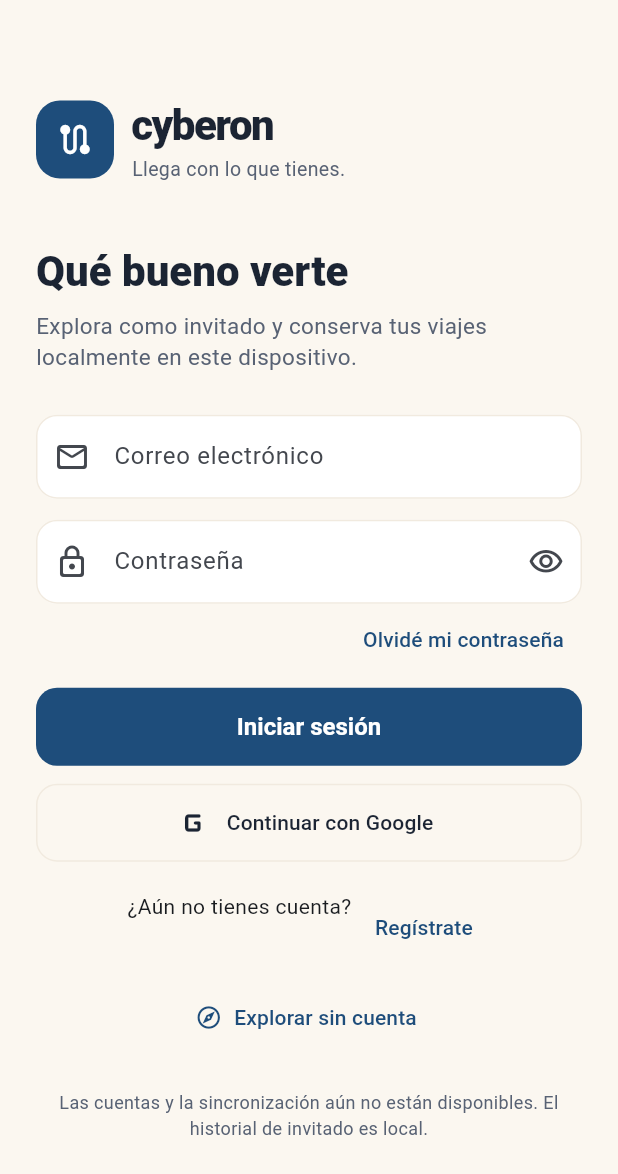
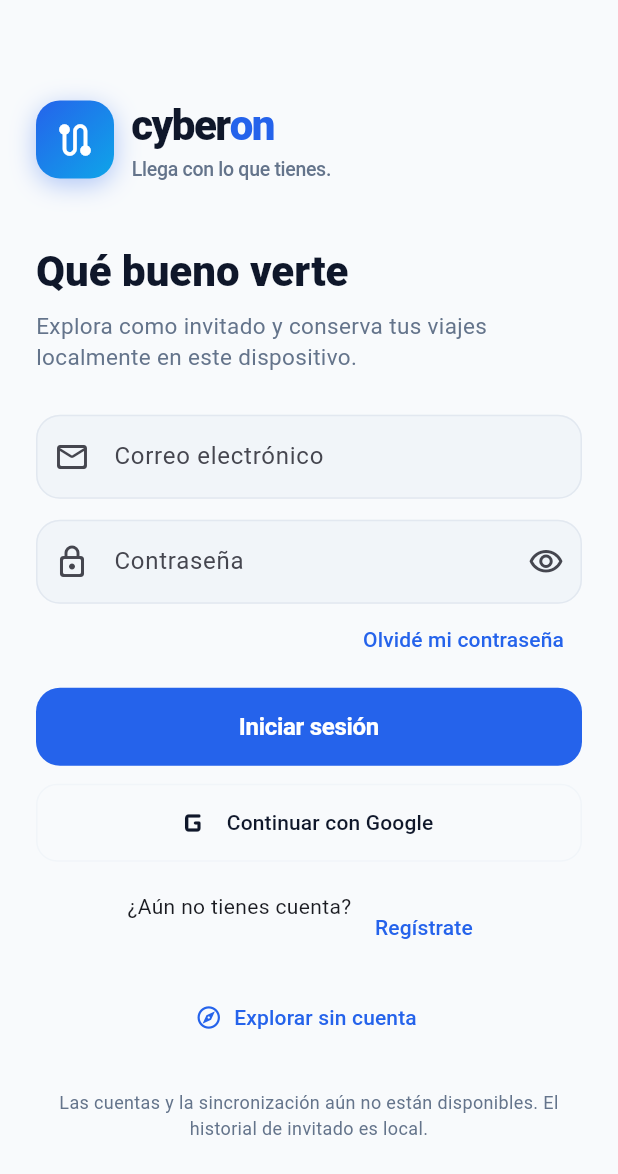
Before and after one commit to Cris-17-21/CyberBros, a Flutter app: the screen it shows after launch, on a phone screen of 412 x 824 dp. Shown: the top 1174 px of the screen. Run offline on Flutter 3.47's test engine with Material 3 defaults, Android fonts, the phone set to English and light mode, and no system bars; our stand-ins replace flutter_map, geolocator, latlong2, shared_preferences, web; missing offline and left inert: dart:js_interop.

Commit message:
feat: overhaul visual design with modern tech palette, typography, animations and connection pooling

```diff
--- a/app/cyber_bros/lib/core/theme/app_theme.dart
+++ b/app/cyber_bros/lib/core/theme/app_theme.dart
@@ -9,49 +9,99 @@ ThemeData buildCyberonTheme() {
     primary: Palette.primary,
     secondary: Palette.accent,
     surface: Palette.surface,
-    error: const Color(0xFFB3261E),
+    error: const Color(0xFFEF4444),
   );
 
   return ThemeData(
     useMaterial3: true,
     colorScheme: scheme,
     scaffoldBackgroundColor: Palette.background,
+    splashFactory: InkSparkle.splashFactory,
+    pageTransitionsTheme: const PageTransitionsTheme(
+      builders: {
+        TargetPlatform.android: ZoomPageTransitionsBuilder(),
+        TargetPlatform.iOS: ZoomPageTransitionsBuilder(),
+        TargetPlatform.windows: ZoomPageTransitionsBuilder(),
+      },
+    ),
     appBarTheme: const AppBarTheme(
-      backgroundColor: Palette.background,
+      backgroundColor: Palette.surface,
+      surfaceTintColor: Colors.transparent,
+      elevation: 0,
       foregroundColor: Palette.ink,
       centerTitle: false,
+      titleTextStyle: TextStyle(
+        color: Palette.ink,
+        fontSize: 19,
+        fontWeight: FontWeight.w800,
+        letterSpacing: -0.4,
+      ),
     ),
     inputDecorationTheme: InputDecorationTheme(
       filled: true,
-      fillColor: Palette.surface,
+      fillColor: Palette.surfaceAlt,
       contentPadding: const EdgeInsets.symmetric(horizontal: 16, vertical: 16),
       border: OutlineInputBorder(
-        borderRadius: BorderRadius.circular(14),
-        borderSide: const BorderSide(color: Palette.surfaceAlt),
+        borderRadius: BorderRadius.circular(16),
+        borderSide: const BorderSide(color: Palette.border),
       ),
       enabledBorder: OutlineInputBorder(
-        borderRadius: BorderRadius.circular(14),
-        borderSide: const BorderSide(color: Palette.surfaceAlt),
+        borderRadius: BorderRadius.circular(16),
+        borderSide: const BorderSide(color: Palette.border),
       ),
       focusedBorder: OutlineInputBorder(
-        borderRadius: BorderRadius.circular(14),
-        borderSide: const BorderSide(color: Palette.primary, width: 1.5),
+        borderRadius: BorderRadius.circular(16),
+        borderSide: const BorderSide(color: Palette.primary, width: 2),
       ),
     ),
     filledButtonTheme: FilledButtonThemeData(
       style: FilledButton.styleFrom(
         minimumSize: const Size.fromHeight(52),
-        shape: RoundedRectangleBorder(borderRadius: BorderRadius.circular(14)),
-        textStyle: const TextStyle(fontSize: 16, fontWeight: FontWeight.w700),
+        backgroundColor: Palette.primary,
+        foregroundColor: Colors.white,
+        elevation: 0,
+        shape: RoundedRectangleBorder(borderRadius: BorderRadius.circular(16)),
+        textStyle: const TextStyle(
+          fontSize: 16,
+          fontWeight: FontWeight.w700,
+          letterSpacing: -0.2,
+        ),
       ),
     ),
     cardTheme: CardThemeData(
       color: Palette.surface,
-      elevation: 0,
+      elevation: 1,
+      shadowColor: const Color(0x140F172A),
       shape: RoundedRectangleBorder(
-        borderRadius: BorderRadius.circular(18),
-        side: const BorderSide(color: Palette.surfaceAlt),
+        borderRadius: BorderRadius.circular(20),
+        side: const BorderSide(color: Palette.border),
       ),
+    ),
+    navigationBarTheme: NavigationBarThemeData(
+      backgroundColor: Palette.surface,
+      elevation: 2,
+      shadowColor: const Color(0x1A0F172A),
+      indicatorColor: Palette.primaryLight,
+      labelTextStyle: WidgetStateProperty.resolveWith((states) {
+        if (states.contains(WidgetState.selected)) {
+          return const TextStyle(
+            color: Palette.primary,
+            fontWeight: FontWeight.w700,
+            fontSize: 12,
+          );
+        }
+        return const TextStyle(
+          color: Palette.inkMuted,
+          fontWeight: FontWeight.w500,
+          fontSize: 12,
+        );
+      }),
+      iconTheme: WidgetStateProperty.resolveWith((states) {
+        if (states.contains(WidgetState.selected)) {
+          return const IconThemeData(color: Palette.primary, size: 24);
+        }
+        return const IconThemeData(color: Palette.inkMuted, size: 24);
+      }),
     ),
   );
 }
--- a/app/cyber_bros/lib/core/theme/palette.dart
+++ b/app/cyber_bros/lib/core/theme/palette.dart
@@ -1,20 +1,33 @@
 import 'package:flutter/material.dart';
 
 abstract final class Palette {
-  static const background = Color(0xFFFBF7F0);
+  // Backgrounds & Surfaces (Clean Slate / Tech White)
+  static const background = Color(0xFFF8FAFC);
   static const surface = Color(0xFFFFFFFF);
-  static const surfaceAlt = Color(0xFFF1EADF);
-  static const ink = Color(0xFF1B2433);
-  static const inkMuted = Color(0xFF586274);
-  static const primary = Color(0xFF1E4D7B);
-  static const primaryDark = Color(0xFF163A5C);
-  static const accent = Color(0xFFE0A526);
-  static const taxi = Color(0xFFB8452E);
-  static const confirmed = Color(0xFF1F5E43);
-  static const confirmedBg = Color(0xFFDDF1E7);
-  static const estimated = Color(0xFF7A4A00);
-  static const estimatedBg = Color(0xFFFCEBC8);
-  static const inferred = Color(0xFF4F2A85);
-  static const inferredBg = Color(0xFFEBE1F7);
-  static const simulatedBg = Color(0xFFE8E6E1);
+  static const surfaceAlt = Color(0xFFF1F5F9);
+  static const border = Color(0xFFE2E8F0);
+
+  // Inks & Typography
+  static const ink = Color(0xFF0F172A);
+  static const inkMuted = Color(0xFF64748B);
+
+  // Primaries (Electric Blue & Deep Tech Navy)
+  static const primary = Color(0xFF2563EB);
+  static const primaryDark = Color(0xFF1E3A8A);
+  static const primaryLight = Color(0xFFEFF6FF);
+
+  // Accents
+  static const accent = Color(0xFF0284C7);
+  static const accentCyan = Color(0xFF06B6D4);
+
+  // Semantics & Transport Indicators
+  static const taxi = Color(0xFFEA580C);
+  static const taxiBg = Color(0xFFFFF7ED);
+  static const confirmed = Color(0xFF10B981);
+  static const confirmedBg = Color(0xFFECFDF5);
+  static const estimated = Color(0xFFD97706);
+  static const estimatedBg = Color(0xFFFFFBEB);
+  static const inferred = Color(0xFF7C3AED);
+  static const inferredBg = Color(0xFFF5F3FF);
+  static const simulatedBg = Color(0xFFF1F5F9);
 }
--- a/app/cyber_bros/lib/core/widgets/cyberon_brand.dart
+++ b/app/cyber_bros/lib/core/widgets/cyberon_brand.dart
@@ -16,28 +16,63 @@ class CyberonBrand extends StatelessWidget {
           width: compact ? 42 : 52,
           height: compact ? 42 : 52,
           decoration: BoxDecoration(
-            color: Palette.primary,
+            gradient: const LinearGradient(
+              colors: [Palette.primary, Color(0xFF0EA5E9)],
+              begin: Alignment.topLeft,
+              end: Alignment.bottomRight,
+            ),
             borderRadius: BorderRadius.circular(16),
+            boxShadow: [
+              BoxShadow(
+                color: Palette.primary.withValues(alpha: 0.35),
+                blurRadius: 14,
+                offset: const Offset(0, 4),
+              ),
+            ],
           ),
-          child: const Icon(Icons.route_rounded, color: Colors.white, size: 26),
+          child: Icon(
+            Icons.route_rounded,
+            color: Colors.white,
+            size: compact ? 22 : 28,
+          ),
         ),
         const SizedBox(width: 12),
         Column(
           crossAxisAlignment: CrossAxisAlignment.start,
+          mainAxisSize: MainAxisSize.min,
           children: [
-            Text(
-              'cyberon',
-              style: TextStyle(
-                color: Palette.ink,
-                fontSize: compact ? 23 : 28,
-                fontWeight: FontWeight.w800,
-                letterSpacing: -1,
-              ),
+            Row(
+              mainAxisSize: MainAxisSize.min,
+              children: [
+                Text(
+                  'cyber',
+                  style: TextStyle(
+                    color: Palette.ink,
+                    fontSize: compact ? 22 : 28,
+                    fontWeight: FontWeight.w900,
+                    letterSpacing: -1,
+                  ),
+                ),
+                Text(
+                  'on',
+                  style: TextStyle(
+                    color: Palette.primary,
+                    fontSize: compact ? 22 : 28,
+                    fontWeight: FontWeight.w900,
+                    letterSpacing: -1,
+                  ),
+                ),
+              ],
             ),
             if (!compact)
               const Text(
                 'Llega con lo que tienes.',
-                style: TextStyle(color: Palette.inkMuted, fontSize: 13),
+                style: TextStyle(
+                  color: Palette.inkMuted,
+                  fontSize: 13,
+                  fontWeight: FontWeight.w500,
+                  letterSpacing: -0.2,
+                ),
               ),
           ],
         ),
```
Also changed, not shown: app/cyber_bros/lib/features/trip_planner/data/mapbox_road_service.dart (+5 -4 lines), app/cyber_bros/lib/features/trip_planner/presentation/pilot_options_screen.dart (+25 -15 lines), app/cyber_bros/lib/features/trip_planner/presentation/planner_home_screen.dart (+24 -13 lines), app/cyber_bros/lib/features/trip_planner/presentation/route_detail_screen.dart (+7 -6 lines), app/cyber_bros/lib/features/trip_planner/presentation/route_options_screen.dart (+14 -11 lines), app/cyber_bros/lib/features/trip_planner/presentation/trip_conditions_screen.dart (+9 -9 lines), app/cyber_bros/lib/features/trip_planner/presentation/trip_follow_screen.dart (+12 -6 lines), app/cyber_bros/lib/features/trip_planner/presentation/trip_history_screen.dart (+6 -4 lines), app/cyber_bros/lib/features/trip_planner/presentation/widgets/lima_map.dart (+29 -8 lines).
